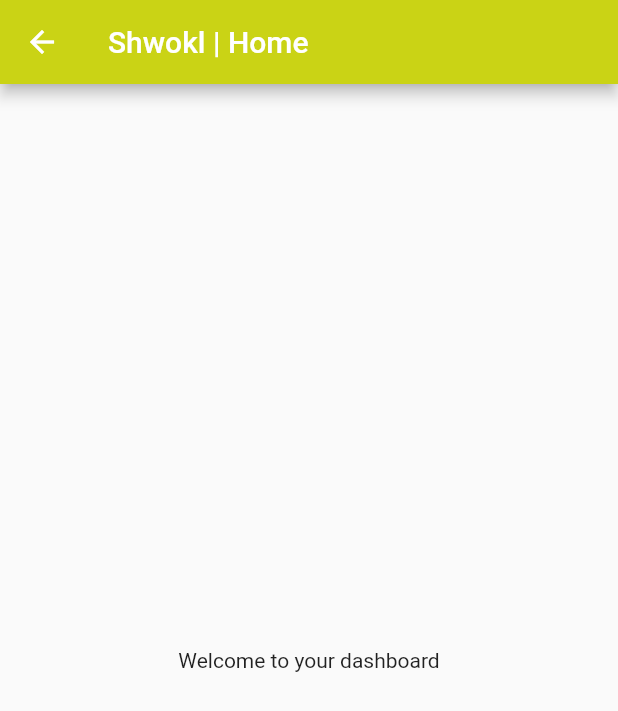
After one commit to Shwokl/frontend, a Flutter app: the HomePage screen opened by its route, on a phone screen of 412 x 824 dp. The commit adds this screen. Shown: the top 711 px of the screen. Run offline on Flutter 3.47's test engine with Material 2 defaults, Android fonts, the phone set to English and light mode, and no system bars; our stand-ins replace bloc, equatable, flutter_bloc, material_design_icons_flutter.

Commit message:
Implement Mock home page

```diff
--- a/lib/src/app.dart
+++ b/lib/src/app.dart
@@ -1,6 +1,7 @@
 import 'package:flutter/material.dart';
 import 'package:flutter/widgets.dart';
 import 'package:flutter_bloc/flutter_bloc.dart';
+import 'package:frontend/src/features/home/home_page.dart';
 
 import 'features/authentication/login/view/login_page.dart';
 import 'features/authentication/register/view/register_page.dart';
@@ -29,6 +30,7 @@ class ShwoklApp extends StatelessWidget {
       theme: state.themeData,
       initialRoute: '/login',
       routes: {
+        '/home': (context) => HomePage(),
         '/login': (context) => LoginPage(),
         '/register': (context) => RegisterPage(),
       },
--- /dev/null
+++ b/lib/src/features/home/home_page.dart
@@ -0,0 +1,16 @@
+import 'package:flutter/material.dart';
+
+class HomePage extends StatelessWidget {
+  @override
+  Widget build(BuildContext context) {
+    return Scaffold(
+      appBar: AppBar(
+        title: Text("Shwokl | Home"),
+      ),
+      body: Container(
+        alignment: Alignment.center,
+        child: Text("Welcome to your dashboard"),
+      ),
+    );
+  }
+}
```
